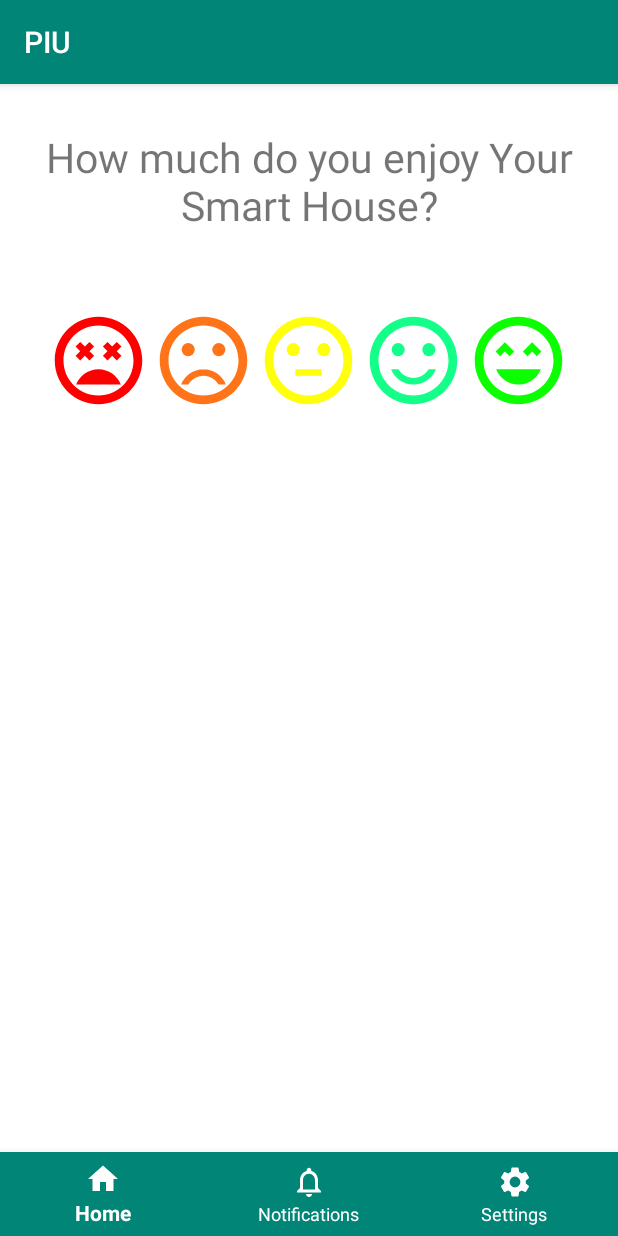
After one commit to stfn19/smart-home, an Android app: the TipsFragment screen opened through its navigation route, on a phone screen of 412 x 824 dp. The commit adds this screen. Run offline under Robolectric (Android 15) with nearby library versions, the phone set to English and light mode, and no system bars; our stand-ins replace ButterKnife, navigation-ui.

Commit message:
tips fragment done

```diff
--- a/piu/app/src/main/java/com/example/piu/MainActivity.java
+++ b/piu/app/src/main/java/com/example/piu/MainActivity.java
@@ -69,7 +69,7 @@ public class MainActivity extends AppCompatActivity {
         // load fragment
         FragmentTransaction transaction = getSupportFragmentManager().beginTransaction();
         transaction.replace(R.id.main_fragment, fragment);
-        transaction.addToBackStack(null);
+//        transaction.addToBackStack(null);
         transaction.commit();
     }
 
--- /dev/null
+++ b/piu/app/src/main/java/com/example/piu/fragment/TipsFragment.java
@@ -0,0 +1,204 @@
+package com.example.piu.fragment;
+
+import android.os.Bundle;
+import android.util.TypedValue;
+import android.view.LayoutInflater;
+import android.view.View;
+import android.view.ViewGroup;
+import android.widget.Button;
+import android.widget.EditText;
+import android.widget.ImageView;
+import android.widget.TextView;
+
+import androidx.annotation.NonNull;
+import androidx.annotation.Nullable;
+import androidx.fragment.app.Fragment;
+
+import com.example.piu.R;
+
+import butterknife.BindView;
+import butterknife.ButterKnife;
+
+public class TipsFragment extends Fragment {
+    private View mView;
+
+    @BindView(R.id.image_angry)
+    ImageView mAngrySmiley;
+
+    @BindView(R.id.image_sad)
+    ImageView mSadSmiley;
+
+    @BindView(R.id.image_neutral)
+    ImageView mNeutralSmiley;
+
+    @BindView(R.id.image_happy)
+    ImageView mHappySmiley;
+
+    @BindView(R.id.image_very_happy)
+    ImageView mVeryHappySmiley;
+
+    @BindView(R.id.text_tell_us_more)
+    TextView mTextTellUsMore;
+
+    @BindView(R.id.edit_text_tell_us_more)
+    EditText mEditTextTellUsMore;
+
+    @BindView(R.id.button_done)
+    Button mButtonDone;
+
+    @BindView(R.id.text_thank_you)
+    TextView mTextThankYou;
+
+    private Boolean mAngryClicked = false,
+            mSadClicked = false,
+            mNeutralClicked = false,
+            mHappyClicked = false,
+            mVeryHappyClicked = false;
+
+    @Override
+    public View onCreateView(@NonNull LayoutInflater inflater, ViewGroup container,
+                             Bundle savedInstanceState) {
+        super.onCreateView(inflater, container, savedInstanceState);
+        mView = inflater.inflate(R.layout.fragment_tips, container, false);
+        ButterKnife.bind(this, mView);
+        return mView;
+    }
+
+    @Override
+    public void onViewCreated(@NonNull View view, @Nullable Bundle savedInstanceState) {
+        super.onViewCreated(view, savedInstanceState);
+        mAngrySmiley.setOnClickListener(new View.OnClickListener() {
+            @Override
+            public void onClick(View view) {
+                mAngryClicked = true;
+                mSadClicked = false;
+                mNeutralClicked = false;
+                mHappyClicked = false;
+                mVeryHappyClicked = false;
+                setDimensionsForSmileys();
+            }
+        });
+
+        mSadSmiley.setOnClickListener(new View.OnClickListener() {
+            @Override
+            public void onClick(View view) {
+                mAngryClicked = false;
+                mSadClicked = true;
+                mNeutralClicked = false;
+                mHappyClicked = false;
+                mVeryHappyClicked = false;
+                setDimensionsForSmileys();
+            }
+        });
+
+        mNeutralSmiley.setOnClickListener(new View.OnClickListener() {
+            @Override
+            public void onClick(View view) {
+                mAngryClicked = false;
+                mSadClicked = false;
+                mNeutralClicked = true;
+                mHappyClicked = false;
+                mVeryHappyClicked = false;
+                setDimensionsForSmileys();
+            }
+        });
+
+        mHappySmiley.setOnClickListener(new View.OnClickListener() {
+            @Override
+            public void onClick(View view) {
+                mAngryClicked = false;
+                mSadClicked = false;
+                mNeutralClicked = false;
+                mHappyClicked = true;
+                mVeryHappyClicked = false;
+                setDimensionsForSmileys();
+            }
+        });
+
+        mVeryHappySmiley.setOnClickListener(new View.OnClickListener() {
+            @Override
+            public void onClick(View view) {
+                mAngryClicked = false;
+                mSadClicked = false;
+                mNeutralClicked = false;
+                mHappyClicked = false;
+                mVeryHappyClicked = true;
+                setDimensionsForSmileys();
+            }
+        });
+    }
+
+    private void setDimensionsForSmileys() {
+        mTextTellUsMore.setVisibility(View.VISIBLE);
+        mEditTextTellUsMore.setVisibility(View.VISIBLE);
+        mButtonDone.setVisibility(View.VISIBLE);
+
+        mButtonDone.setOnClickListener(new View.OnClickListener() {
+            @Override
+            public void onClick(View view) {
+                makeEveryThingInvisible();
+            }
+        });
+
+        final int bigDimensionInDp = (int) TypedValue.applyDimension(TypedValue.COMPLEX_UNIT_DIP, 120, getResources().getDisplayMetrics());
+        final int smallDimensionInDp = (int) TypedValue.applyDimension(TypedValue.COMPLEX_UNIT_DIP, 70, getResources().getDisplayMetrics());
+        if (mAngryClicked) {
+            mAngrySmiley.getLayoutParams().height = bigDimensionInDp;
+            mAngrySmiley.getLayoutParams().width = bigDimensionInDp;
+        } else {
+            mAngrySmiley.getLayoutParams().height = smallDimensionInDp;
+            mAngrySmiley.getLayoutParams().width = smallDimensionInDp;
+        }
+        mAngrySmiley.requestLayout();
+
+        if (mSadClicked) {
+            mSadSmiley.getLayoutParams().height = bigDimensionInDp;
+            mSadSmiley.getLayoutParams().width = bigDimensionInDp;
+        } else {
+            mSadSmiley.getLayoutParams().height = smallDimensionInDp;
+            mSadSmiley.getLayoutParams().width = smallDimensionInDp;
+        }
+        mSadSmiley.requestLayout();
+
+        if (mNeutralClicked) {
+            mNeutralSmiley.getLayoutParams().height = bigDimensionInDp;
+            mNeutralSmiley.getLayoutParams().width = bigDimensionInDp;
+        } else {
+            mNeutralSmiley.getLayoutParams().height = smallDimensionInDp;
+            mNeutralSmiley.getLayoutParams().width = smallDimensionInDp;
+        }
+        mNeutralSmiley.requestLayout();
+
+        if (mHappyClicked) {
+            mHappySmiley.getLayoutParams().height = bigDimensionInDp;
+            mHappySmiley.getLayoutParams().width = bigDimensionInDp;
+        } else {
+            mHappySmiley.getLayoutParams().height = smallDimensionInDp;
+            mHappySmiley.getLayoutParams().width = smallDimensionInDp;
+        }
+        mHappySmiley.requestLayout();
+
+        if(mVeryHappyClicked){
+            mVeryHappySmiley.getLayoutParams().height = bigDimensionInDp;
+            mVeryHappySmiley.getLayoutParams().width = bigDimensionInDp;
+        }
+        else{
+            mVeryHappySmiley.getLayoutParams().height = smallDimensionInDp;
+            mVeryHappySmiley.getLayoutParams().width = smallDimensionInDp;
+        }
+        mVeryHappySmiley.requestLayout();
+    }
+
+    private void makeEveryThingInvisible() {
+        mAngrySmiley.setVisibility(View.GONE);
+        mSadSmiley.setVisibility(View.GONE);
+        mNeutralSmiley.setVisibility(View.GONE);
+        mHappySmiley.setVisibility(View.GONE);
+        mVeryHappySmiley.setVisibility(View.GONE);
+        mTextTellUsMore.setVisibility(View.GONE);
+        mEditTextTellUsMore.setVisibility(View.GONE);
+        mButtonDone.setVisibility(View.GONE);
+
+        mTextThankYou.setVisibility(View.VISIBLE);
+    }
+}
--- /dev/null
+++ b/piu/app/src/main/res/drawable/ic_sentiment_dissatisfied_orange_24dp.xml
@@ -0,0 +1,7 @@
+<vector android:height="24dp" android:tint="#FF7319"
+    android:viewportHeight="24.0" android:viewportWidth="24.0"
+    android:width="24dp" xmlns:android="http://schemas.android.com/apk/res/android">
+    <path android:fillColor="#FF000000" android:pathData="M15.5,9.5m-1.5,0a1.5,1.5 0,1 1,3 0a1.5,1.5 0,1 1,-3 0"/>
+    <path android:fillColor="#FF000000" android:pathData="M8.5,9.5m-1.5,0a1.5,1.5 0,1 1,3 0a1.5,1.5 0,1 1,-3 0"/>
+    <path android:fillColor="#FF000000" android:pathData="M11.99,2C6.47,2 2,6.48 2,12s4.47,10 9.99,10C17.52,22 22,17.52 22,12S17.52,2 11.99,2zM12,20c-4.42,0 -8,-3.58 -8,-8s3.58,-8 8,-8 8,3.58 8,8 -3.58,8 -8,8zM12,14c-2.33,0 -4.32,1.45 -5.12,3.5h1.67c0.69,-1.19 1.97,-2 3.45,-2s2.75,0.81 3.45,2h1.67c-0.8,-2.05 -2.79,-3.5 -5.12,-3.5z"/>
+</vector>
--- /dev/null
+++ b/piu/app/src/main/res/drawable/ic_sentiment_neutral_yellow_24dp.xml
@@ -0,0 +1,8 @@
+<vector android:height="24dp" android:tint="#FFFE0B"
+    android:viewportHeight="24.0" android:viewportWidth="24.0"
+    android:width="24dp" xmlns:android="http://schemas.android.com/apk/res/android">
+    <path android:fillColor="#FF000000" android:pathData="M9,14h6v1.5H9z"/>
+    <path android:fillColor="#FF000000" android:pathData="M15.5,9.5m-1.5,0a1.5,1.5 0,1 1,3 0a1.5,1.5 0,1 1,-3 0"/>
+    <path android:fillColor="#FF000000" android:pathData="M8.5,9.5m-1.5,0a1.5,1.5 0,1 1,3 0a1.5,1.5 0,1 1,-3 0"/>
+    <path android:fillColor="#FF000000" android:pathData="M11.99,2C6.47,2 2,6.48 2,12s4.47,10 9.99,10C17.52,22 22,17.52 22,12S17.52,2 11.99,2zM12,20c-4.42,0 -8,-3.58 -8,-8s3.58,-8 8,-8 8,3.58 8,8 -3.58,8 -8,8z"/>
+</vector>
--- /dev/null
+++ b/piu/app/src/main/res/drawable/ic_sentiment_satisfied_turquaz_24dp.xml
@@ -0,0 +1,7 @@
+<vector android:height="24dp" android:tint="#13FF89"
+    android:viewportHeight="24.0" android:viewportWidth="24.0"
+    android:width="24dp" xmlns:android="http://schemas.android.com/apk/res/android">
+    <path android:fillColor="#FF000000" android:pathData="M15.5,9.5m-1.5,0a1.5,1.5 0,1 1,3 0a1.5,1.5 0,1 1,-3 0"/>
+    <path android:fillColor="#FF000000" android:pathData="M8.5,9.5m-1.5,0a1.5,1.5 0,1 1,3 0a1.5,1.5 0,1 1,-3 0"/>
+    <path android:fillColor="#FF000000" android:pathData="M11.99,2C6.47,2 2,6.48 2,12s4.47,10 9.99,10C17.52,22 22,17.52 22,12S17.52,2 11.99,2zM12,20c-4.42,0 -8,-3.58 -8,-8s3.58,-8 8,-8 8,3.58 8,8 -3.58,8 -8,8zM12,16c-1.48,0 -2.75,-0.81 -3.45,-2L6.88,14c0.8,2.05 2.79,3.5 5.12,3.5s4.32,-1.45 5.12,-3.5h-1.67c-0.7,1.19 -1.97,2 -3.45,2z"/>
+</vector>
--- /dev/null
+++ b/piu/app/src/main/res/drawable/ic_sentiment_very_dissatisfied_red_24dp.xml
@@ -0,0 +1,5 @@
+<vector android:height="24dp" android:tint="#FF0000"
+    android:viewportHeight="24.0" android:viewportWidth="24.0"
+    android:width="24dp" xmlns:android="http://schemas.android.com/apk/res/android">
+    <path android:fillColor="#FF000000" android:pathData="M11.99,2C6.47,2 2,6.47 2,12s4.47,10 9.99,10S22,17.53 22,12 17.52,2 11.99,2zM12,20c-4.42,0 -8,-3.58 -8,-8s3.58,-8 8,-8 8,3.58 8,8 -3.58,8 -8,8zM16.18,7.76l-1.06,1.06 -1.06,-1.06L13,8.82l1.06,1.06L13,10.94 14.06,12l1.06,-1.06L16.18,12l1.06,-1.06 -1.06,-1.06 1.06,-1.06zM7.82,12l1.06,-1.06L9.94,12 11,10.94 9.94,9.88 11,8.82 9.94,7.76 8.88,8.82 7.82,7.76 6.76,8.82l1.06,1.06 -1.06,1.06zM12,14c-2.33,0 -4.31,1.46 -5.11,3.5h10.22c-0.8,-2.04 -2.78,-3.5 -5.11,-3.5z"/>
+</vector>
--- /dev/null
+++ b/piu/app/src/main/res/drawable/ic_sentiment_very_satisfied_green_24dp.xml
@@ -0,0 +1,5 @@
+<vector android:height="24dp" android:tint="#0BFF00"
+    android:viewportHeight="24.0" android:viewportWidth="24.0"
+    android:width="24dp" xmlns:android="http://schemas.android.com/apk/res/android">
+    <path android:fillColor="#FF000000" android:pathData="M11.99,2C6.47,2 2,6.47 2,12s4.47,10 9.99,10S22,17.53 22,12 17.52,2 11.99,2zM12,20c-4.42,0 -8,-3.58 -8,-8s3.58,-8 8,-8 8,3.58 8,8 -3.58,8 -8,8zM13,9.94L14.06,11l1.06,-1.06L16.18,11l1.06,-1.06 -2.12,-2.12zM8.88,9.94L9.94,11 11,9.94 8.88,7.82 6.76,9.94 7.82,11zM12,17.5c2.33,0 4.31,-1.46 5.11,-3.5L6.89,14c0.8,2.04 2.78,3.5 5.11,3.5z"/>
+</vector>
--- a/piu/app/src/main/res/layout/fragment_login.xml
+++ b/piu/app/src/main/res/layout/fragment_login.xml
@@ -2,7 +2,8 @@
     xmlns:app="http://schemas.android.com/apk/res-auto"
     android:layout_width="match_parent"
     android:layout_height="match_parent"
-    android:orientation="vertical">
+    android:orientation="vertical"
+    android:background="#fff">
 
     <com.google.android.material.textfield.TextInputLayout
         android:id="@+id/username_text_input"
--- a/piu/app/src/main/res/layout/fragment_login_fingerprint.xml
+++ b/piu/app/src/main/res/layout/fragment_login_fingerprint.xml
@@ -2,7 +2,8 @@
 <LinearLayout xmlns:android="http://schemas.android.com/apk/res/android"
     android:layout_width="match_parent"
     android:layout_height="match_parent"
-    android:orientation="vertical">
+    android:orientation="vertical"
+    android:background="#fff">
 
     <TextView
         android:layout_width="wrap_content"
--- /dev/null
+++ b/piu/app/src/main/res/layout/fragment_tips.xml
@@ -0,0 +1,95 @@
+<?xml version="1.0" encoding="utf-8"?>
+<LinearLayout xmlns:android="http://schemas.android.com/apk/res/android"
+    android:layout_width="match_parent"
+    android:layout_height="match_parent"
+    android:orientation="vertical"
+    android:background="#fff">
+
+    <TextView
+        android:layout_width="match_parent"
+        android:layout_height="wrap_content"
+        android:layout_marginTop="30dp"
+        android:gravity="center"
+        android:text="@string/how_much_do_you_enjoy_your_smart_house"
+        android:textSize="27sp" />
+
+    <LinearLayout
+        android:layout_width="match_parent"
+        android:layout_height="wrap_content"
+        android:layout_marginTop="50dp"
+        android:gravity="center"
+        android:orientation="horizontal">
+
+        <ImageView
+            android:id="@+id/image_angry"
+            android:layout_width="70dp"
+            android:layout_height="70dp"
+            android:contentDescription="@string/angry_smiley"
+            android:src="@drawable/ic_sentiment_very_dissatisfied_red_24dp" />
+
+        <ImageView
+            android:id="@+id/image_sad"
+            android:layout_width="70dp"
+            android:layout_height="70dp"
+            android:contentDescription="@string/sad_smiley"
+            android:src="@drawable/ic_sentiment_dissatisfied_orange_24dp" />
+
+        <ImageView
+            android:id="@+id/image_neutral"
+            android:layout_width="70dp"
+            android:layout_height="70dp"
+            android:contentDescription="@string/neutral_smiley"
+            android:src="@drawable/ic_sentiment_neutral_yellow_24dp" />
+
+        <ImageView
+            android:id="@+id/image_happy"
+            android:layout_width="70dp"
+            android:layout_height="70dp"
+            android:contentDescription="@string/happy_smiley"
+            android:src="@drawable/ic_sentiment_satisfied_turquaz_24dp" />
+
+        <ImageView
+            android:id="@+id/image_very_happy"
+            android:layout_width="70dp"
+            android:layout_height="70dp"
+            android:contentDescription="@string/very_happy_smiley"
+            android:src="@drawable/ic_sentiment_very_satisfied_green_24dp" />
+    </LinearLayout>
+
+    <TextView
+        android:id="@+id/text_tell_us_more"
+        android:layout_width="wrap_content"
+        android:layout_height="wrap_content"
+        android:layout_gravity="center"
+        android:text="@string/tell_us_more"
+        android:textSize="25sp"
+        android:visibility="gone" />
+
+    <EditText
+        android:id="@+id/edit_text_tell_us_more"
+        android:layout_width="match_parent"
+        android:layout_height="200dp"
+        android:hint="@string/your_feedback"
+        android:inputType="text"
+        android:visibility="gone" />
+
+    <Button
+        android:id="@+id/button_done"
+        android:layout_width="wrap_content"
+        android:layout_height="wrap_content"
+        android:layout_gravity="center"
+        android:background="#0f0"
+        android:text="@string/done"
+        android:visibility="gone" />
+
+    <TextView
+        android:id="@+id/text_thank_you"
+        android:layout_width="match_parent"
+        android:layout_height="wrap_content"
+        android:gravity="center"
+        android:layout_marginTop="100dp"
+        android:text="@string/thank_you_for_your_feedback"
+        android:textSize="50sp"
+        android:visibility="gone" />
+
+</LinearLayout>
--- a/piu/app/src/main/res/navigation/nav_graph.xml
+++ b/piu/app/src/main/res/navigation/nav_graph.xml
@@ -30,14 +30,25 @@
         android:id="@+id/homeFragment"
         android:name="com.example.piu.fragment.HomeFragment"
         android:label="fragment_home"
-        tools:layout="@layout/fragment_home" >
+        tools:layout="@layout/fragment_home">
         <action
-            android:id="@+id/action_homeFragment_to_settings"
-            app:destination="@id/settings" />
+            android:id="@+id/action_homeFragment_to_tipsFragment"
+            app:destination="@id/tipsFragment" />
     </fragment>
-    <activity
-        android:id="@+id/settings"
-        android:name="com.example.piu.Settings"
-        android:label="activity_settings"
-        tools:layout="@layout/fragment_settings" />
+
+    <fragment
+        android:id="@+id/tipsFragment"
+        android:name="com.example.piu.fragment.TipsFragment"
+        android:label="fragment_tips"
+        tools:layout="@layout/fragment_tips" />
+
+    <fragment
+        android:id="@+id/settingsFragment"
+        android:name="com.example.piu.fragment.SettingsFragment"
+        android:label="fragment_settings"
+        tools:layout="@layout/fragment_settings">
+        <action
+            android:id="@+id/action_settingsFragment_to_tipsFragment"
+            app:destination="@id/tipsFragment" />
+    </fragment>
 </navigation>
--- a/piu/app/src/main/res/values/strings.xml
+++ b/piu/app/src/main/res/values/strings.xml
@@ -12,4 +12,14 @@
 
     <!-- TODO: Remove or change this placeholder text -->
     <string name="hello_blank_fragment">Hello blank fragment</string>
+    <string name="tell_us_more">Tell Us More</string>
+    <string name="done">DONE</string>
+    <string name="thank_you_for_your_feedback">Thank you for your feedback!</string>
+    <string name="how_much_do_you_enjoy_your_smart_house">How much do you enjoy Your Smart House?</string>
+    <string name="angry_smiley">Angry smiley</string>
+    <string name="sad_smiley">Sad smiley</string>
+    <string name="neutral_smiley">Neutral smiley</string>
+    <string name="happy_smiley">Happy smiley</string>
+    <string name="very_happy_smiley">Very happy smiley</string>
+    <string name="your_feedback">Your feedback</string>
 </resources>
--- a/piu/build.gradle
+++ b/piu/build.gradle
@@ -7,7 +7,7 @@ buildscript {
 
     }
     dependencies {
-        classpath 'com.android.tools.build:gradle:3.5.2'
+        classpath 'com.android.tools.build:gradle:3.5.3'
 
         // NOTE: Do not place your application dependencies here; they belong
         // in the individual module build.gradle files
```
Also changed, not shown: piu/app/src/main/java/com/example/piu/fragment/SettingsFragment.java (+32 -1 lines), piu/app/src/main/res/layout/fragment_settings.xml (+39 -40 lines).
